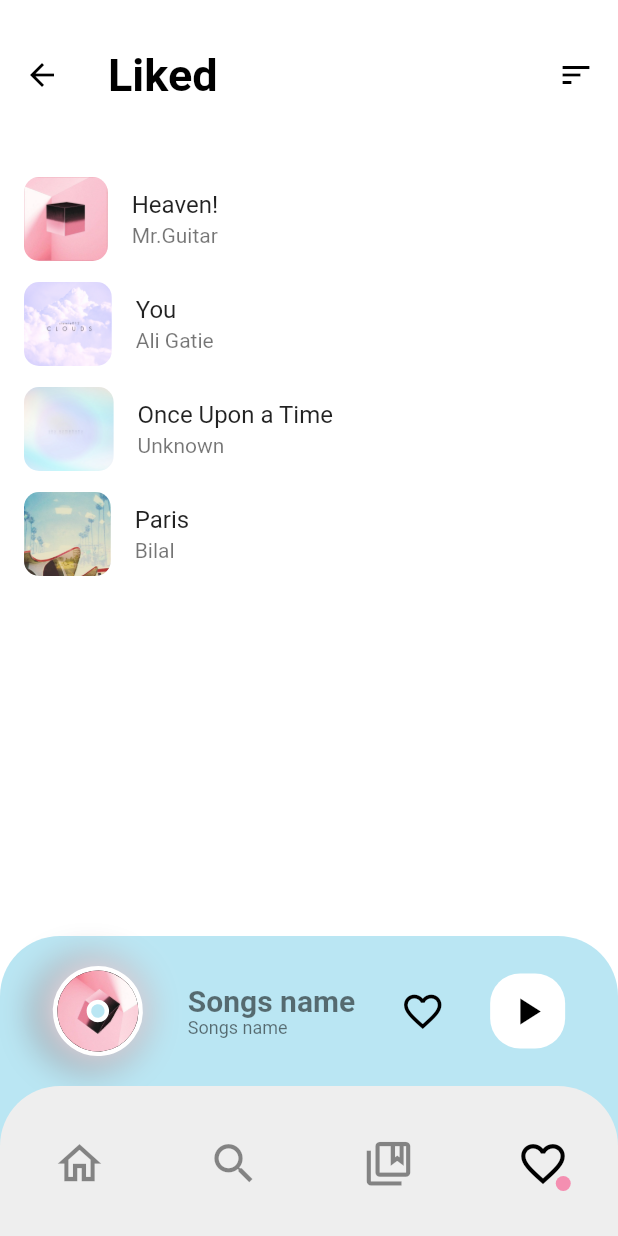
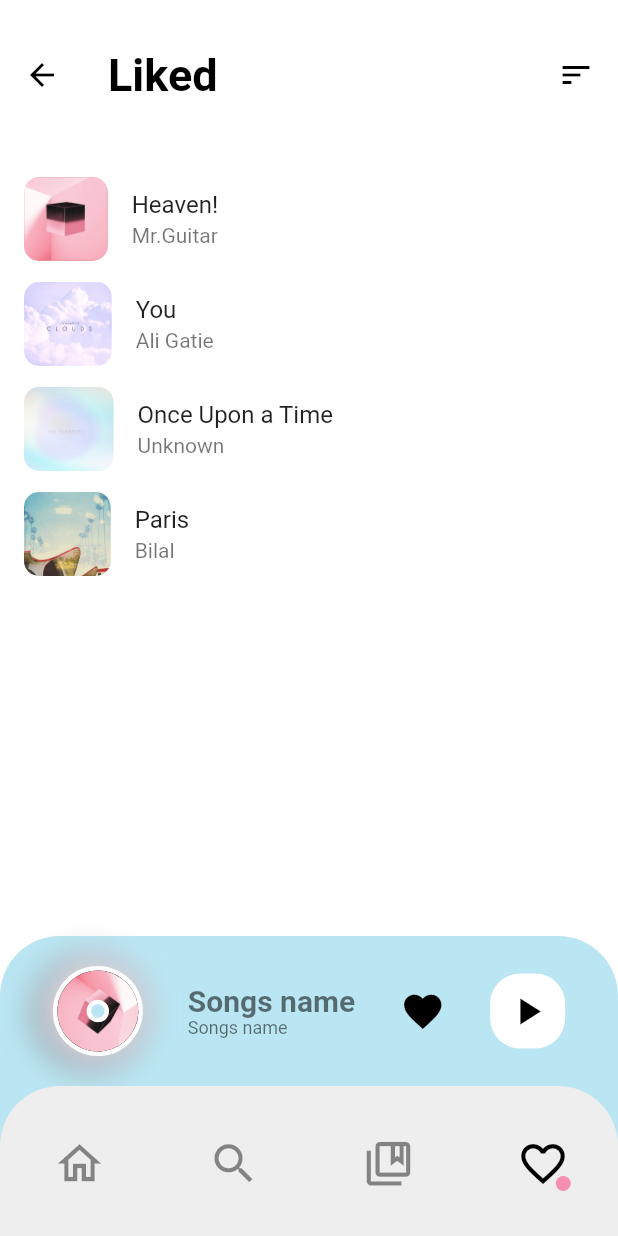
Before and after one commit to khmiri/Flutter-Music-Player, a Flutter app: the LikedSongs screen opened by its route, after a tap on the "favorite outline" icon, on a phone screen of 412 x 824 dp. Run offline on Flutter 3.47's test engine with Material 2 defaults, Android fonts, the phone set to English and light mode, and no system bars.

Commit message:
change icons when clicked

```diff
--- a/lib/widgets/views/music_player.dart
+++ b/lib/widgets/views/music_player.dart
@@ -12,8 +12,21 @@ class MusicPlayer extends StatefulWidget {
 }
 
 class _MusicPlayerState extends State<MusicPlayer> {
+
+  // for the container that conatains the music player controllers
+  //above the bottom nav bar
   double playerHeight = 200;
+  // this boolean tells us if we're showing the music player
+  // in fullsize or it's minimized
   bool fullsize = false;
+  //this boolean tells us if the song is playing so we can
+  //change the play icon inside the button
+  bool isPlaying=false;
+  //
+  //favorite icon outlined when false, filled when true
+  //
+  bool isFav=false;
+
 
   @override
   Widget build(BuildContext context) {
@@ -73,23 +86,26 @@ class _MusicPlayerState extends State<MusicPlayer> {
                         ),
                       ],
                     ),
-                    SizedBox(
+                    const SizedBox(
                       width: 30,
                     ),
                     //
                     // add to favorite icon button
                     //
                     InkWell(
-                      child: const Icon(
-                        Icons.favorite_border,
+                      child:  Icon(
+                        isFav?Icons.favorite:Icons.favorite_border,
                         size: 30,
                         color: Colors.black,
                       ),
                       onTap: () {
                         // TODO: icon needs to change when clicked
+                        setState(() {
+                          isFav=!isFav;
+                        });
                       },
                     ),
-                    SizedBox(
+                    const SizedBox(
                       width: 30,
                     ),
 
@@ -104,14 +120,17 @@ class _MusicPlayerState extends State<MusicPlayer> {
                             color: Colors.white,
                             borderRadius:
                                 BorderRadius.all(Radius.circular(20))),
-                        child: const Icon(
-                          Icons.play_arrow,
+                        child:  Icon(
+                          isPlaying?Icons.pause:Icons.play_arrow,
                           color: Colors.black,
                           size: 30,
                         ),
                       ),
                       onTap: () {
                         // TODO: icon needs to change when clicked
+                        setState(() {
+                          isPlaying=!isPlaying;
+                        });
                       },
                     ),
                   ],
```
